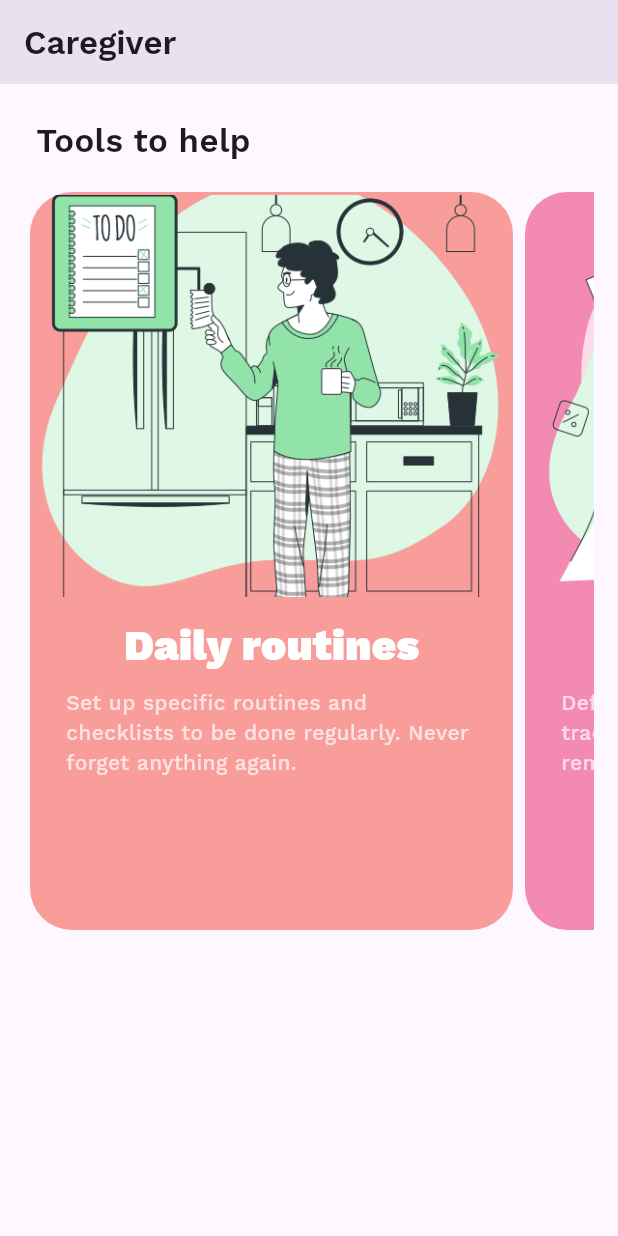
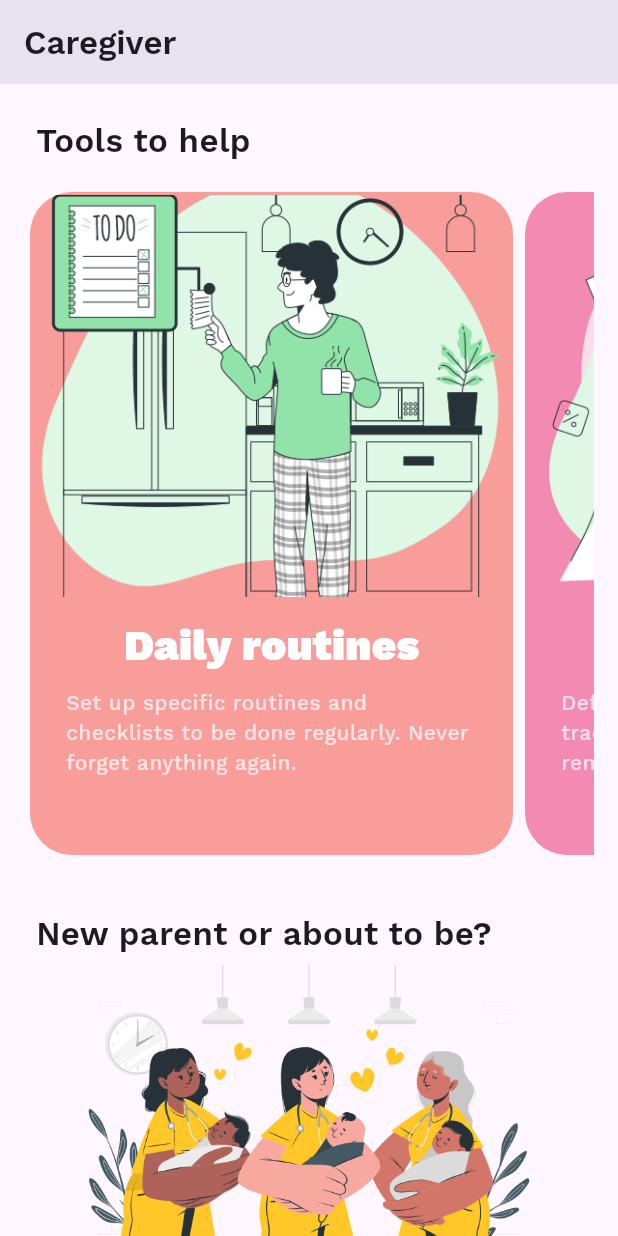
Before and after one commit to andergisomon/the-interns, a Flutter app: the screen it shows after launch, scrolled down 361 dp, on a phone screen of 412 x 824 dp. Run offline on Flutter 3.47's test engine with Material 3 defaults, Android fonts, the phone set to English and light mode, and no system bars; our stand-ins replace firebase_core, firebase_messaging, flutter_markdown, loading_animation_widget, shared_preferences; accounts and stored records are empty.

Commit message:
Added parents section in caregiver screen

```diff
--- a/app/lib/caregiver_screen.dart
+++ b/app/lib/caregiver_screen.dart
@@ -18,6 +18,8 @@ class _CaregiverScreenState extends State<CaregiverScreen> {
 
   @override
   Widget build(BuildContext context) {
+    final ButtonStyle buttonStyle = ElevatedButton.styleFrom(
+                                                textStyle: const TextStyle(fontSize: 16, fontFamily: 'Work Sans Semibold'));
 
     return Scaffold(
       appBar: AppBar(
@@ -51,7 +53,7 @@ class _CaregiverScreenState extends State<CaregiverScreen> {
         Padding(
           padding: const EdgeInsets.only(left: 16.0, right: 16.0),
           child: ConstrainedBox(
-            constraints: const BoxConstraints(maxHeight: 500),
+            constraints: const BoxConstraints(maxHeight: 450),
             child: CarouselView(
               itemExtent: 330,
               shrinkExtent: 330,
@@ -62,7 +64,51 @@ class _CaregiverScreenState extends State<CaregiverScreen> {
             ),
           ),
         ),
-        const SizedBox(height: 200,)
+        const SizedBox(height: 20,),
+        const Padding(
+          padding: EdgeInsetsDirectional.only(top: 8.0, start: 4.0, bottom: 0.0),
+          child: Padding(padding: EdgeInsets.symmetric(horizontal: 20.0, vertical: 5.0),
+                          child: Text('New parent or about to be?',
+                                      style: TextStyle(fontSize: 22, fontFamily: 'Work Sans Semibold'),
+                                      ),
+                                )
+        ),
+        const SizedBox(height: 230, width: 300,
+                    child: Image(image: AssetImage('assets/images/parent.png'),
+                          )
+                  ),
+
+        const SizedBox(
+          height: 100, width: 130,
+          child: Padding(padding: EdgeInsets.symmetric(horizontal: 20.0, vertical: 5.0),
+                child: Text("Nobody gets it right the first time. Transitioning into the life of a parent can be challenging, many things aren't obvious at first glance.",
+                          style: TextStyle(fontFamily: 'Work Sans'),
+                          textAlign: TextAlign.left,
+                          ),
+                        )
+        ),
+        Padding(
+          padding: const EdgeInsets.symmetric(horizontal: 20.0, vertical: 10.0),
+          child: Align(
+            alignment: Alignment.centerLeft,
+            // ignore: sized_box_for_whitespace
+            child: Container(
+              height: 45,
+              width: 150, // Adjust the width as needed
+              child: ElevatedButton(
+          style: ElevatedButton.styleFrom(
+            backgroundColor: Color(0xFF8A2BE2), // Friendly, maternal shade of purple/violet
+            foregroundColor: Colors.white, // White text color
+            textStyle: const TextStyle(fontSize: 16, fontFamily: 'Work Sans Semibold'),
+          ),
+          onPressed: () {},
+          child: const Text('Get started'),
+              ),
+            ),
+          ),
+        ),
+        const SizedBox(height: 100),
+
       ],
     )
     );
@@ -113,7 +159,7 @@ class UncontainedLayoutCard extends StatelessWidget {
             // ignore: sized_box_for_whitespace
             Container(
               width: 400,
-              height: 160,
+              height: 110,
               child: Padding(
                 padding: const EdgeInsets.symmetric(horizontal: 24.0), // Example: 16 pixels horizontal padding
                 child: Text(
```
Also changed, not shown: app/assets/images/parent.png (added), app/assets/images/parent.svg (added).
